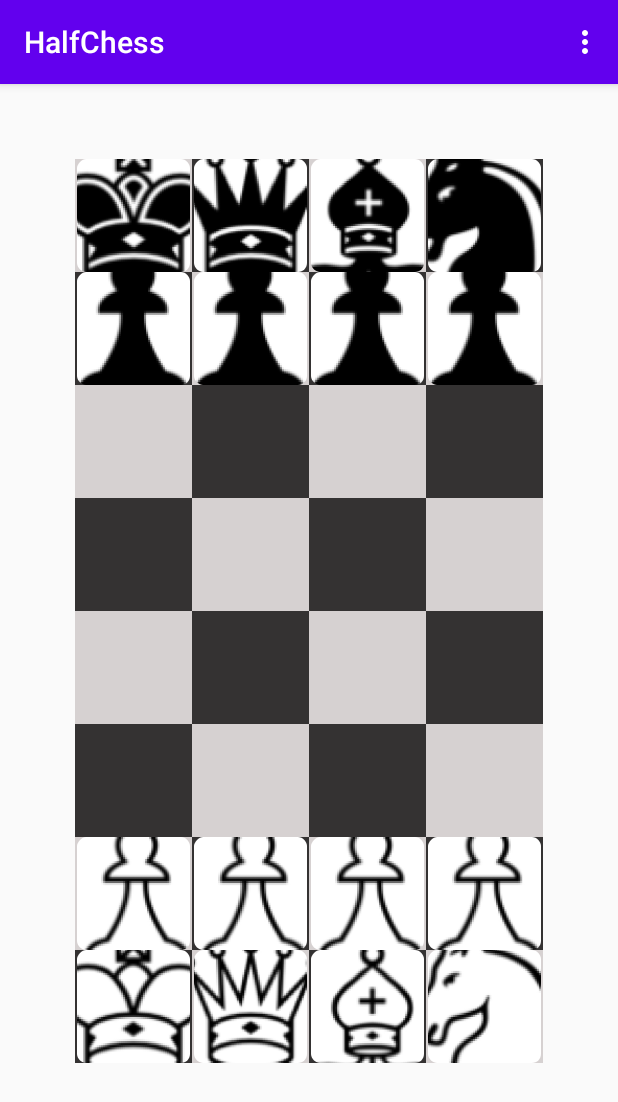
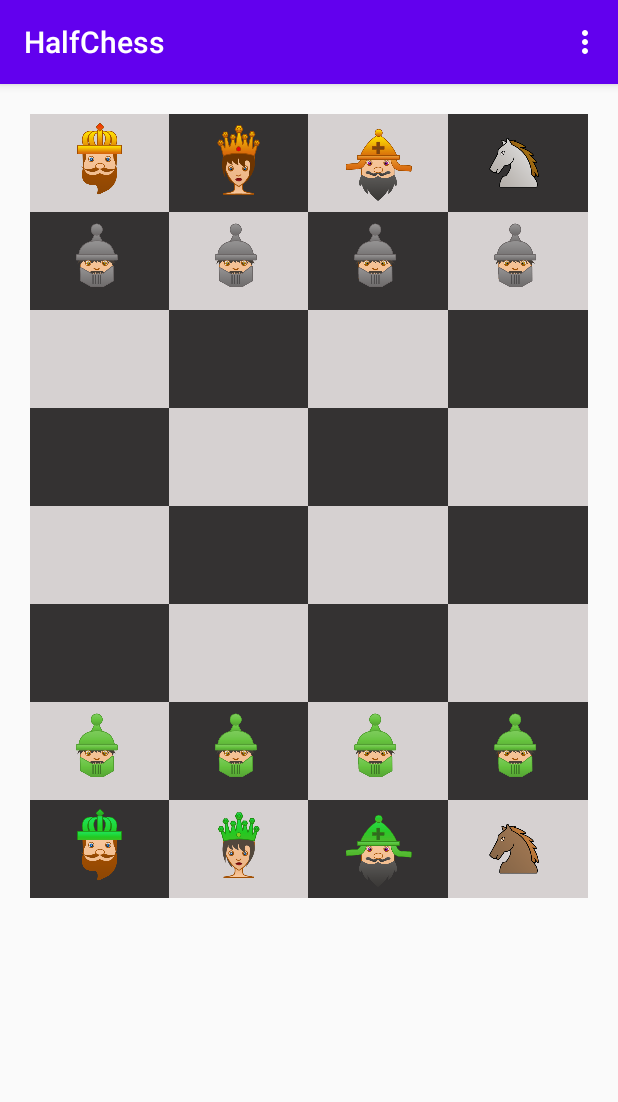
Before and after one commit to j3rr7/AI_Project, an Android app: the screen it shows after launch (MainActivity), on a phone screen of 412 x 824 dp. Shown: the top 1102 px of the screen. Run offline under Robolectric (Android 15) with nearby library versions, the phone set to English and light mode, and no system bars.

Commit message:
gnti asset

```diff
--- a/HalfChess/app/src/main/java/com/example/halfchess/Bishop.java
+++ b/HalfChess/app/src/main/java/com/example/halfchess/Bishop.java
@@ -5,9 +5,9 @@ public class Bishop extends Bidak {
         super(papan, p1);
         move = new MovementBehavior.BishopMovement();
         if(p1){
-            img = R.mipmap.whitebishop;
+            img = R.mipmap.bishop_new_2g;
         }else{
-            img = R.mipmap.blackbishop;
+            img = R.mipmap.bishop_new_2;
         }
     }
 }
--- a/HalfChess/app/src/main/java/com/example/halfchess/King.java
+++ b/HalfChess/app/src/main/java/com/example/halfchess/King.java
@@ -5,9 +5,9 @@ public class King extends Bidak {
         super(papan, p1);
         move = new MovementBehavior.KingMovement();
         if(p1){
-            img = R.mipmap.whitequeen;
+            img = R.mipmap.king_1g;
         }else{
-            img = R.mipmap.blackqueen;
+            img = R.mipmap.king_1;
         }
     }
 }
--- a/HalfChess/app/src/main/java/com/example/halfchess/Knight.java
+++ b/HalfChess/app/src/main/java/com/example/halfchess/Knight.java
@@ -5,9 +5,9 @@ public class Knight extends Bidak {
         super(papan, p1);
         move = new MovementBehavior.HorseMovement();
         if(p1){
-            img = R.mipmap.whitekniht;
+            img = R.mipmap.knight_1g;
         }else{
-            img = R.mipmap.blackkinght;
+            img = R.mipmap.knight_2;
         }
     }
 }
--- a/HalfChess/app/src/main/java/com/example/halfchess/Pawn.java
+++ b/HalfChess/app/src/main/java/com/example/halfchess/Pawn.java
@@ -7,9 +7,9 @@ public class Pawn extends Bidak {
         move = new MovementBehavior.PawnMovement();
         mark = new MarkArea.PawnArea();
         if(p1){
-            img = R.mipmap.whitepawn;
+            img = R.mipmap.pawn_newg;
         }else{
-            img = R.mipmap.blackpawn;
+            img = R.mipmap.pawn_new;
         }
     }
 
--- a/HalfChess/app/src/main/java/com/example/halfchess/Queen.java
+++ b/HalfChess/app/src/main/java/com/example/halfchess/Queen.java
@@ -6,9 +6,9 @@ public class Queen extends Bidak {
         move = new MovementBehavior.QueenMovement();
         mark = new MarkArea.QueenArea();
         if(p1){
-            img = R.mipmap.whiteking;
+            img = R.mipmap.queeng;
         }else{
-            img = R.mipmap.blackking;
+            img = R.mipmap.queen1;
         }
     }
 }
--- a/HalfChess/app/src/main/res/layout/activity_main.xml
+++ b/HalfChess/app/src/main/res/layout/activity_main.xml
@@ -5,18 +5,15 @@
     android:layout_width="match_parent"
     android:layout_height="match_parent"
     android:orientation="vertical"
-    android:padding="50dp"
+    android:padding="20dp"
     tools:context=".MainActivity">
-
-
     <LinearLayout
         android:layout_width="match_parent"
-        android:layout_height="75dp"
+        android:layout_height="65dp"
         android:orientation="horizontal">
-
         <ImageView
             android:id="@+id/imageView2"
-            android:layout_width="100dp"
+            android:layout_width="80dp"
             android:layout_height="match_parent"
             android:layout_weight="1"
             android:background="#D6D1D1"
@@ -24,7 +21,7 @@
 
         <ImageView
             android:id="@+id/imageView3"
-            android:layout_width="100dp"
+            android:layout_width="80dp"
             android:layout_height="match_parent"
             android:layout_weight="1"
             android:background="#343232"
@@ -32,7 +29,7 @@
 
         <ImageView
             android:id="@+id/imageView4"
-            android:layout_width="100dp"
+            android:layout_width="80dp"
             android:layout_height="match_parent"
             android:layout_weight="1"
             android:background="#D6D1D1"
@@ -40,7 +37,7 @@
 
         <ImageView
             android:id="@+id/imageView5"
-            android:layout_width="100dp"
+            android:layout_width="80dp"
             android:layout_height="match_parent"
             android:layout_weight="1"
             android:background="#343232"
@@ -50,12 +47,12 @@
 
     <LinearLayout
         android:layout_width="match_parent"
-        android:layout_height="75dp"
+        android:layout_height="65dp"
         android:orientation="horizontal">
 
         <ImageView
             android:id="@+id/imageView6"
-            android:layout_width="100dp"
+            android:layout_width="80dp"
             android:layout_height="match_parent"
             android:layout_weight="1"
             android:background="#343232"
@@ -63,7 +60,7 @@
 
         <ImageView
             android:id="@+id/imageView7"
-            android:layout_width="100dp"
+            android:layout_width="80dp"
             android:layout_height="match_parent"
             android:layout_weight="1"
             android:background="#D6D1D1"
@@ -71,7 +68,7 @@
 
         <ImageView
             android:id="@+id/imageView8"
-            android:layout_width="100dp"
+            android:layout_width="80dp"
             android:layout_height="match_parent"
             android:layout_weight="1"
             android:background="#343232"
@@ -79,7 +76,7 @@
 
         <ImageView
             android:id="@+id/imageView9"
-            android:layout_width="100dp"
+            android:layout_width="80dp"
             android:layout_height="match_parent"
             android:layout_weight="1"
             android:background="#D6D1D1"
@@ -88,12 +85,12 @@
 
     <LinearLayout
         android:layout_width="match_parent"
-        android:layout_height="75dp"
+        android:layout_height="65dp"
         android:orientation="horizontal">
 
         <ImageView
             android:id="@+id/imageView14"
-            android:layout_width="100dp"
+            android:layout_width="80dp"
             android:layout_height="match_parent"
             android:layout_weight="1"
             android:background="#D6D1D1"
@@ -101,7 +98,7 @@
 
         <ImageView
             android:id="@+id/imageView15"
-            android:layout_width="100dp"
+            android:layout_width="80dp"
             android:layout_height="match_parent"
             android:layout_weight="1"
             android:background="#343232"
@@ -109,7 +106,7 @@
 
         <ImageView
             android:id="@+id/imageView16"
-            android:layout_width="100dp"
+            android:layout_width="80dp"
             android:layout_height="match_parent"
             android:layout_weight="1"
             android:background="#D6D1D1"
@@ -117,7 +114,7 @@
 
         <ImageView
             android:id="@+id/imageView17"
-            android:layout_width="100dp"
+            android:layout_width="80dp"
             android:layout_height="match_parent"
             android:layout_weight="1"
             android:background="#343232"
@@ -126,12 +123,12 @@
 
     <LinearLayout
         android:layout_width="match_parent"
-        android:layout_height="75dp"
+        android:layout_height="65dp"
         android:orientation="horizontal">
 
         <ImageView
             android:id="@+id/imageView18"
-            android:layout_width="100dp"
+            android:layout_width="80dp"
             android:layout_height="match_parent"
             android:layout_weight="1"
             android:background="#343232"
@@ -139,7 +136,7 @@
 
         <ImageView
             android:id="@+id/imageView19"
-            android:layout_width="100dp"
+            android:layout_width="80dp"
             android:layout_height="match_parent"
             android:layout_weight="1"
             android:background="#D6D1D1"
@@ -147,7 +144,7 @@
 
         <ImageView
             android:id="@+id/imageView20"
-            android:layout_width="100dp"
+            android:layout_width="80dp"
             android:layout_height="match_parent"
             android:layout_weight="1"
             android:background="#343232"
@@ -155,7 +152,7 @@
 
         <ImageView
             android:id="@+id/imageView21"
-            android:layout_width="100dp"
+            android:layout_width="80dp"
             android:layout_height="match_parent"
             android:layout_weight="1"
             android:background="#D6D1D1"
@@ -164,12 +161,12 @@
 
     <LinearLayout
         android:layout_width="match_parent"
-        android:layout_height="75dp"
+        android:layout_height="65dp"
         android:orientation="horizontal">
 
         <ImageView
             android:id="@+id/imageView22"
-            android:layout_width="100dp"
+            android:layout_width="80dp"
             android:layout_height="match_parent"
             android:layout_weight="1"
             android:background="#D6D1D1"
@@ -177,7 +174,7 @@
 
         <ImageView
             android:id="@+id/imageView23"
-            android:layout_width="100dp"
+            android:layout_width="80dp"
             android:layout_height="match_parent"
             android:layout_weight="1"
             android:background="#343232"
@@ -185,7 +182,7 @@
 
         <ImageView
             android:id="@+id/imageView24"
-            android:layout_width="100dp"
+            android:layout_width="80dp"
             android:layout_height="match_parent"
             android:layout_weight="1"
             android:background="#D6D1D1"
@@ -193,7 +190,7 @@
 
         <ImageView
             android:id="@+id/imageView25"
-            android:layout_width="100dp"
+            android:layout_width="80dp"
             android:layout_height="match_parent"
             android:layout_weight="1"
             android:background="#343232"
@@ -202,12 +199,12 @@
 
     <LinearLayout
         android:layout_width="match_parent"
-        android:layout_height="75dp"
+        android:layout_height="65dp"
         android:orientation="horizontal">
 
         <ImageView
             android:id="@+id/imageView26"
-            android:layout_width="100dp"
+            android:layout_width="80dp"
             android:layout_height="match_parent"
             android:layout_weight="1"
             android:background="#343232"
@@ -215,7 +212,7 @@
 
         <ImageView
             android:id="@+id/imageView27"
-            android:layout_width="100dp"
+            android:layout_width="80dp"
             android:layout_height="match_parent"
             android:layout_weight="1"
             android:background="#D6D1D1"
@@ -223,7 +220,7 @@
 
         <ImageView
             android:id="@+id/imageView28"
-            android:layout_width="100dp"
+            android:layout_width="80dp"
             android:layout_height="match_parent"
             android:layout_weight="1"
             android:background="#343232"
@@ -231,7 +228,7 @@
 
         <ImageView
             android:id="@+id/imageView29"
-            android:layout_width="100dp"
+            android:layout_width="80dp"
             android:layout_height="match_parent"
             android:layout_weight="1"
             android:background="#D6D1D1"
@@ -240,12 +237,11 @@
 
     <LinearLayout
         android:layout_width="match_parent"
-        android:layout_height="75dp"
+        android:layout_height="65dp"
         android:orientation="horizontal">
-
         <ImageView
             android:id="@+id/imageView30"
-            android:layout_width="100dp"
+            android:layout_width="80dp"
             android:layout_height="match_parent"
             android:layout_weight="1"
             android:background="#D6D1D1"
@@ -253,7 +249,7 @@
 
         <ImageView
             android:id="@+id/imageView31"
-            android:layout_width="100dp"
+            android:layout_width="80dp"
             android:layout_height="match_parent"
             android:layout_weight="1"
             android:background="#343232"
@@ -261,7 +257,7 @@
 
         <ImageView
             android:id="@+id/imageView32"
-            android:layout_width="100dp"
+            android:layout_width="80dp"
             android:layout_height="match_parent"
             android:layout_weight="1"
             android:background="#D6D1D1"
@@ -269,7 +265,7 @@
 
         <ImageView
             android:id="@+id/imageView33"
-            android:layout_width="100dp"
+            android:layout_width="80dp"
             android:layout_height="match_parent"
             android:layout_weight="1"
             android:background="#343232"
@@ -278,12 +274,12 @@
 
     <LinearLayout
         android:layout_width="match_parent"
-        android:layout_height="75dp"
+        android:layout_height="65dp"
         android:orientation="horizontal">
 
         <ImageView
             android:id="@+id/imageView34"
-            android:layout_width="100dp"
+            android:layout_width="80dp"
             android:layout_height="match_parent"
             android:layout_weight="1"
             android:background="#343232"
@@ -291,7 +287,7 @@
 
         <ImageView
             android:id="@+id/imageView35"
-            android:layout_width="100dp"
+            android:layout_width="80dp"
             android:layout_height="match_parent"
             android:layout_weight="1"
             android:background="#D6D1D1"
@@ -299,7 +295,7 @@
 
         <ImageView
             android:id="@+id/imageView36"
-            android:layout_width="100dp"
+            android:layout_width="80dp"
             android:layout_height="match_parent"
             android:layout_weight="1"
             android:background="#343232"
@@ -307,7 +303,7 @@
 
         <ImageView
             android:id="@+id/imageView37"
-            android:layout_width="100dp"
+            android:layout_width="80dp"
             android:layout_height="match_parent"
             android:layout_weight="1"
             android:background="#D6D1D1"
```
Also changed, not shown: HalfChess/app/src/main/res/mipmap-mdpi/bishop_new_2.png (added), HalfChess/app/src/main/res/mipmap-mdpi/bishop_new_2g.png (added), HalfChess/app/src/main/res/mipmap-mdpi/king_1.png (added), HalfChess/app/src/main/res/mipmap-mdpi/king_1g.png (added), HalfChess/app/src/main/res/mipmap-mdpi/knight_1g.png (added), HalfChess/app/src/main/res/mipmap-mdpi/knight_2.png (added), HalfChess/app/src/main/res/mipmap-mdpi/pawn_new.png (added), HalfChess/app/src/main/res/mipmap-mdpi/pawn_newg.png (added), HalfChess/app/src/main/res/mipmap-mdpi/queen.png (added), HalfChess/app/src/main/res/mipmap-mdpi/queen1.png (added), HalfChess/app/src/main/res/mipmap-mdpi/queeng.png (added).
